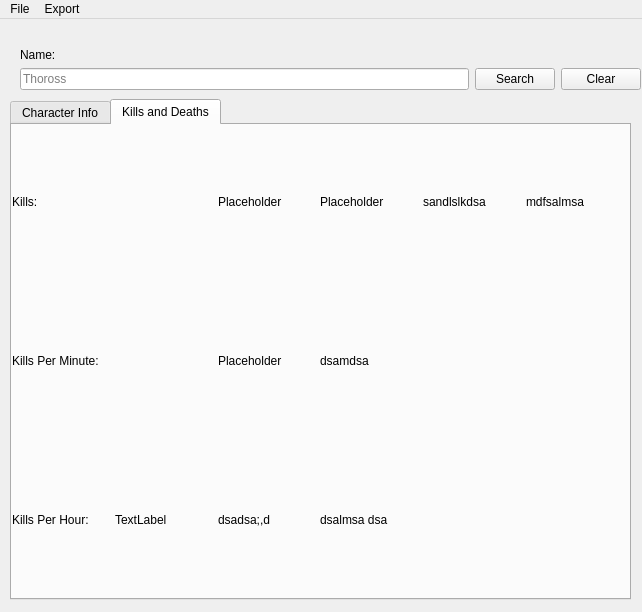
The window that src/GUI/mainwindow.ui (Thoross/PS2-Stats) describes before a commit, drawn with Qt 5.
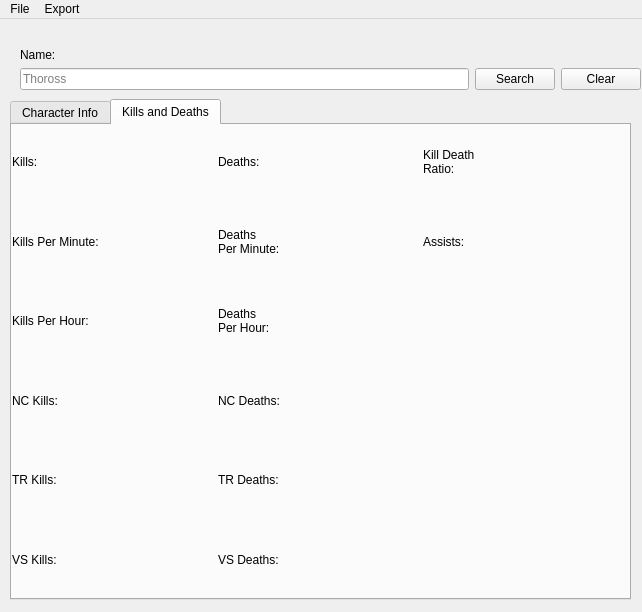
The same window after the commit. The open tabs and pages were chosen to show the change.

Commit message: Added the kills and deaths data, added kdr and added kills by faction to the kills and death portion of the gui.

What changed in the file:
```diff
--- a/src/GUI/mainwindow.ui
+++ b/src/GUI/mainwindow.ui
@@ -438,48 +438,6 @@
        </rect>
       </property>
       <layout class="QGridLayout" name="gridLayout_2">
-       <item row="1" column="3">
-        <widget class="QLabel" name="label_4">
-         <property name="text">
-          <string>dsamdsa </string>
-         </property>
-        </widget>
-       </item>
-       <item row="2" column="1">
-        <widget class="QLabel" name="lbl_kph_value">
-         <property name="text">
-          <string>TextLabel</string>
-         </property>
-        </widget>
-       </item>
-       <item row="0" column="3">
-        <widget class="QLabel" name="label">
-         <property name="text">
-          <string>Placeholder</string>
-         </property>
-        </widget>
-       </item>
-       <item row="0" column="4">
-        <widget class="QLabel" name="label_13">
-         <property name="text">
-          <string>sandlslkdsa</string>
-         </property>
-        </widget>
-       </item>
-       <item row="1" column="2">
-        <widget class="QLabel" name="label_9">
-         <property name="text">
-          <string>Placeholder</string>
-         </property>
-        </widget>
-       </item>
-       <item row="1" column="0">
-        <widget class="QLabel" name="lbl_kpm">
-         <property name="text">
-          <string>Kills Per Minute:</string>
-         </property>
-        </widget>
-       </item>
        <item row="0" column="1">
         <widget class="QLabel" name="lbl_kills_value">
          <property name="text">
@@ -497,21 +455,22 @@
        <item row="2" column="2">
         <widget class="QLabel" name="label_7">
          <property name="text">
-          <string>dsadsa;,d</string>
+          <string>Deaths 
+Per Hour:</string>
          </property>
         </widget>
        </item>
        <item row="0" column="2">
         <widget class="QLabel" name="label_11">
          <property name="text">
-          <string>Placeholder</string>
+          <string>Deaths:</string>
          </property>
         </widget>
        </item>
        <item row="2" column="3">
         <widget class="QLabel" name="label_12">
          <property name="text">
-          <string>dsalmsa dsa</string>
+          <string/>
          </property>
         </widget>
        </item>
@@ -525,7 +484,7 @@
        <item row="0" column="5">
         <widget class="QLabel" name="label_14">
          <property name="text">
-          <string>mdfsalmsa</string>
+          <string/>
          </property>
         </widget>
        </item>
@@ -536,6 +495,148 @@
          </property>
         </widget>
        </item>
+       <item row="2" column="1">
+        <widget class="QLabel" name="lbl_kph_value">
+         <property name="text">
+          <string/>
+         </property>
+        </widget>
+       </item>
+       <item row="0" column="3">
+        <widget class="QLabel" name="lbl_death_value">
+         <property name="text">
+          <string/>
+         </property>
+        </widget>
+       </item>
+       <item row="0" column="4">
+        <widget class="QLabel" name="lbl_kdr">
+         <property name="text">
+          <string>Kill Death 
+Ratio:</string>
+         </property>
+        </widget>
+       </item>
+       <item row="1" column="2">
+        <widget class="QLabel" name="lbl_dpm">
+         <property name="text">
+          <string>Deaths 
+Per Minute:</string>
+         </property>
+        </widget>
+       </item>
+       <item row="1" column="0">
+        <widget class="QLabel" name="lbl_kpm">
+         <property name="text">
+          <string>Kills Per Minute:</string>
+         </property>
+        </widget>
+       </item>
+       <item row="4" column="0">
+        <widget class="QLabel" name="lbl_TR_kills">
+         <property name="text">
+          <string>TR Kills:</string>
+         </property>
+        </widget>
+       </item>
+       <item row="3" column="0">
+        <widget class="QLabel" name="lbl_NC_kills">
+         <property name="text">
+          <string>NC Kills:</string>
+         </property>
+        </widget>
+       </item>
+       <item row="1" column="5">
+        <widget class="QLabel" name="lbl_assists_value">
+         <property name="text">
+          <string/>
+         </property>
+        </widget>
+       </item>
+       <item row="1" column="3">
+        <widget class="QLabel" name="lbl_dpm_value">
+         <property name="text">
+          <string/>
+         </property>
+        </widget>
+       </item>
+       <item row="1" column="4">
+        <widget class="QLabel" name="lbl_assists">
+         <property name="text">
+          <string>Assists:</string>
+         </property>
+        </widget>
+       </item>
+       <item row="5" column="0">
+        <widget class="QLabel" name="lbl_VS_kills">
+         <property name="text">
+          <string>VS Kills:</string>
+         </property>
+        </widget>
+       </item>
+       <item row="3" column="2">
+        <widget class="QLabel" name="lbl_NC_deaths">
+         <property name="text">
+          <string>NC Deaths:</string>
+         </property>
+        </widget>
+       </item>
+       <item row="4" column="2">
+        <widget class="QLabel" name="lbl_TR_deaths">
+         <property name="text">
+          <string>TR Deaths:</string>
+         </property>
+        </widget>
+       </item>
+       <item row="5" column="2">
+        <widget class="QLabel" name="lbl_VS_deaths">
+         <property name="text">
+          <string>VS Deaths:</string>
+         </property>
+        </widget>
+       </item>
+       <item row="3" column="1">
+        <widget class="QLabel" name="lbl_NC_kills_value">
+         <property name="text">
+          <string/>
+         </property>
+        </widget>
+       </item>
+       <item row="4" column="1">
+        <widget class="QLabel" name="lbl_TR_kills_value">
+         <property name="text">
+          <string/>
+         </property>
+        </widget>
+       </item>
+       <item row="5" column="1">
+        <widget class="QLabel" name="lbl_VS_kills_value">
+         <property name="text">
+          <string/>
+         </property>
+        </widget>
+       </item>
+       <item row="3" column="3">
+        <widget class="QLabel" name="lbl_NC_deaths_value">
+         <property name="text">
+          <string/>
+         </property>
+        </widget>
+       </item>
+       <item row="4" column="3">
+        <widget class="QLabel" name="lbl_TR_deaths_value">
+         <property name="text">
+          <string/>
+         </property>
+        </widget>
+       </item>
+       <item row="5" column="3">
+        <widget class="QLabel" name="lbl_VS_deaths_value">
+         <property name="text">
+          <string/>
+         </property>
+        </widget>
+       </item>
       </layout>
      </widget>
     </widget>
```
Left out of the diff: 14 changed lines with no effect on the pictures. The commit also changes 6 other files.
